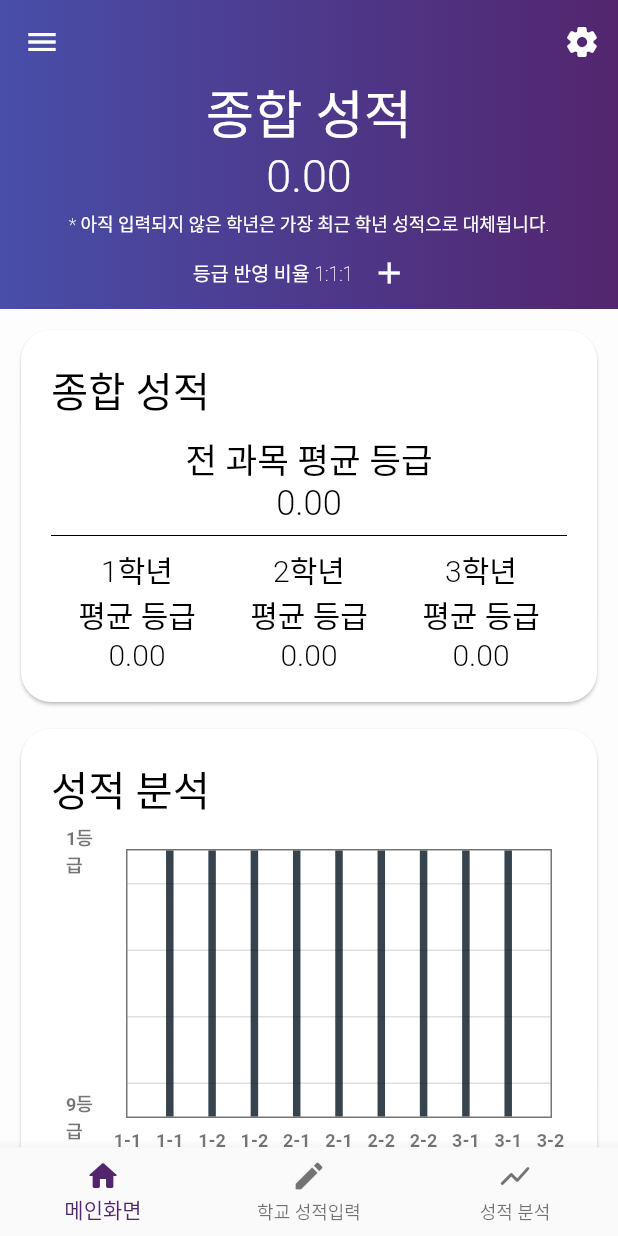
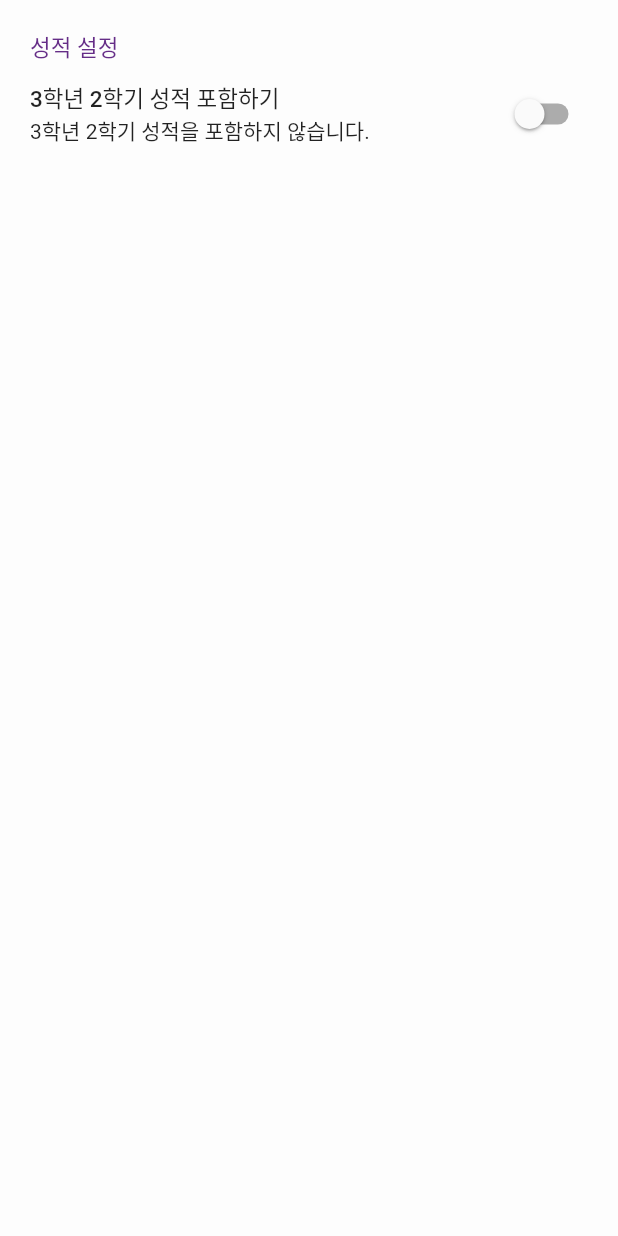
Before and after one commit to K1A2/schoolcalculator_flutter, a Flutter app: the screen it shows after launch, after a tap on the "settings" icon, on a phone screen of 412 x 824 dp. Run offline on Flutter 3.47's test engine with Material 2 defaults, Android fonts, the phone set to English and light mode, and no system bars; drawn by our look-alikes of fl_chart; our stand-ins replace carousel_slider, numberpicker, shared_preferences; missing offline and left inert: dart:ffi; Roboto replaces fonts that are missing (SCFream).

Commit message:
version1 finish

```diff
--- /dev/null
+++ b/lib/SettingPage.dart
@@ -0,0 +1,88 @@
+import 'package:flutter/material.dart';
+import 'package:shared_preferences/shared_preferences.dart';
+import 'dart:io' show Platform;
+
+class SettingPage extends StatefulWidget {
+  @override
+  State<StatefulWidget> createState() {
+    return _SettingPage();
+  }
+}
+
+class _SettingPage extends State<SettingPage> {
+  final String _switchSave = "switch";
+  var _isShow = false;
+
+  Future<bool> getSwitchBool() async {
+    SharedPreferences _prefs = await SharedPreferences.getInstance();
+    return _prefs.getBool(_switchSave) ?? false;
+  }
+
+  @override
+  void initState() {
+    super.initState();
+    getSwitchBool().then((value) {
+      setState(() {
+        _isShow = value;
+      });
+    });
+  }
+
+  @override
+  Widget build(BuildContext context) {
+    return Scaffold(
+      appBar: Platform.isIOS ? AppBar(title: Text('두 번째')) : null,
+      body: SafeArea(
+        child: ListView(
+          children: <Widget>[
+            Padding(
+              padding: EdgeInsets.only(top: 20, left: 20, right: 20),
+              child: Column(
+                mainAxisAlignment: MainAxisAlignment.start,
+                crossAxisAlignment: CrossAxisAlignment.start,
+                children: <Widget>[
+                  Text(
+                    "성적 설정",
+                    style: TextStyle(
+                      color: Color(0xFF652D87),
+                      fontSize: 15,
+                      fontWeight: FontWeight.w500
+                    ),
+                  ),
+                  Padding(
+                    padding: EdgeInsets.only(left: 0, top: 10, right: 0),
+                    child: Row(
+                      children: <Widget>[
+                        Expanded(
+                          flex: 1,
+                          child: Column(
+                            crossAxisAlignment: CrossAxisAlignment.start,
+                            children: <Widget>[
+                              Text("3학년 2학기 성적 포함하기", style: TextStyle(fontWeight: FontWeight.w500, fontSize: 15),),
+                              Text(_isShow ? "3학년 2학기 성적을 포함합니다." : "3학년 2학기 성적을 포함하지 않습니다."),
+                            ],
+                          ),
+                        ),
+                        Switch(
+                          value: _isShow,
+                          activeColor: Color(0xFF652D87),
+                          onChanged: (v) async {
+                            setState(() {
+                              _isShow = v;
+                            });
+                            SharedPreferences _prefs = await SharedPreferences.getInstance();
+                            _prefs.setBool(_switchSave, _isShow);
+                          },
+                        )
+                      ],
+                    )
+                  ),
+                ],
+              ),
+            ),
+          ],
+        )
+      )
+    );
+  }
+}
--- a/lib/sub/MainPage.dart
+++ b/lib/sub/MainPage.dart
@@ -3,9 +3,11 @@ import 'package:flutter/rendering.dart';
 import 'package:numberpicker/numberpicker.dart';
 import '../data/DecodeScoreJson.dart';
 import '../data/SchoolScoreCalculator.dart';
+import '../SettingPage.dart';
 import 'package:fl_chart/fl_chart.dart';
 import 'package:shared_preferences/shared_preferences.dart';
 import 'package:carousel_slider/carousel_slider.dart';
+import '../widget/SnackManager.dart';
 
 class MainStafulPage extends StatefulWidget {
   @override
@@ -45,7 +47,9 @@ class _MainStafulPage extends State<MainStafulPage> with AutomaticKeepAliveClien
 
   getAllGradeCal() {
     _scoreJson.getAllScoreDataSemester().then((value) {
+      _gradeSemester = [];
       getSwitchBool().then((value2) {
+        if (mounted) {
           setState(() {
             _allGrade = _calculator.getAllGrade([...value], _ratio, value2);
             final _d = _calculator.getNGrade([...value], value2);
@@ -70,6 +74,7 @@ class _MainStafulPage extends State<MainStafulPage> with AutomaticKeepAliveClien
             }
             _gradeSemesterNum = [[_l[0], _l[1]], [_l[2], _l[3]], [_l[4], _l[5]]];
           });
+        }
       });
     });
   }
@@ -88,6 +93,13 @@ class _MainStafulPage extends State<MainStafulPage> with AutomaticKeepAliveClien
   }
 
   @override
+  void didUpdateWidget(covariant MainStafulPage oldWidget) {
+    super.didUpdateWidget(oldWidget);
+    getAllGradeCal();
+  }
+
+
+  @override
   Widget build(BuildContext context) {
     Size _size = MediaQuery.of(context).size;
     double _cardTitleSize = 27.0;
@@ -103,14 +115,14 @@ class _MainStafulPage extends State<MainStafulPage> with AutomaticKeepAliveClien
             leading: IconButton(
                 icon: Icon(Icons.menu_outlined),
                 onPressed: () {
-
+                  SnackBarManager.showSnackBar(context, "이 기능은 추후 업데이트 될 예정입니다.", "확인", Duration(seconds: 2), Colors.blue);
                 }
             ),
             actions: <Widget>[
               IconButton(
                   icon: Icon(Icons.settings_rounded),
                   onPressed: () {
-
+                    Navigator.push(context, MaterialPageRoute(builder: (context2) => SettingPage()));
                   }
               )
             ],
@@ -532,7 +544,7 @@ class _MainStafulPage extends State<MainStafulPage> with AutomaticKeepAliveClien
                                       ),
                                       lineBarsData: [LineChartBarData(
                                         isCurved: true,
-                                        barWidth: 5,
+                                        barWidth: 3,
                                         isStrokeCapRound: true,
                                         spots: _gradeSemester,
                                         dotData: FlDotData(
@@ -557,11 +569,13 @@ class _MainStafulPage extends State<MainStafulPage> with AutomaticKeepAliveClien
                                                 (10 - touchedSpot.y).toStringAsFixed(2),
                                                 TextStyle(
                                                   color: touchedSpot.bar.colors[0],
-                                                  fontWeight: FontWeight.bold),
+                                                  fontWeight: FontWeight.bold,
+                                                    fontSize: 18
+                                                ),
                                             );
                                           }).toList();
                                         },
-                                        tooltipBgColor: Colors.black.withOpacity(0.05)
+                                        // tooltipBgColor: Colors.black.withOpacity(0.05)
                                       )
                                     )
                                   ),
@@ -581,7 +595,7 @@ class _MainStafulPage extends State<MainStafulPage> with AutomaticKeepAliveClien
                   padding: EdgeInsets.zero,
                   child: CarouselSlider(
                     options: CarouselOptions(
-                      height: 170.0,
+                      height: 130.0,
                       autoPlay: true,
                       viewportFraction: 0.9,
                       autoPlayInterval: Duration(seconds: 3),
--- a/lib/sub/SchoolScoreInputPage.dart
+++ b/lib/sub/SchoolScoreInputPage.dart
@@ -54,9 +54,7 @@ class _SchoolScoreInputPage extends State<SchoolScoreInputPage> with AutomaticKe
     return _prefs.getBool(_switchSave) ?? false;
   }
 
-  @override
-  void initState() {
-    super.initState();
+  initDatas() {
     final _semester = ["11", "12", "21", "22", "31", "32"];
     _json_data.getAllScoreDataSemester().then((value) {
       for (int i = 0;i < value.length;i++) {
@@ -79,6 +77,12 @@ class _SchoolScoreInputPage extends State<SchoolScoreInputPage> with AutomaticKe
         _switch = value;
       });
     });
+  }
+
+  @override
+  void initState() {
+    super.initState();
+    initDatas();
   }
 
   @override
--- a/lib/sub/ScoreAnalyzePage.dart
+++ b/lib/sub/ScoreAnalyzePage.dart
@@ -52,6 +52,8 @@ class _ScoreAnalyzePage extends State<ScoreAnalyzePage> with AutomaticKeepAliveC
   }
 
   getAllGradeCal() {
+    _gradeSemester = [];
+    _typeScores = [[], [], [], [], [], []];
     _scoreJson.getAnalyzData().then((value) {
       final _scores = value;
       setState(() {
@@ -91,6 +93,12 @@ class _ScoreAnalyzePage extends State<ScoreAnalyzePage> with AutomaticKeepAliveC
     _calculator = SchoolScoreCalculator();
     getAllGradeCal();
   }
+
+  // @override
+  // void didUpdateWidget(covariant ScoreAnalyzePage oldWidget) {
+  //   super.didUpdateWidget(oldWidget);
+  //   getAllGradeCal();
+  // }
 
   @override
   Widget build(BuildContext context) {
@@ -207,7 +215,7 @@ class _ScoreAnalyzePage extends State<ScoreAnalyzePage> with AutomaticKeepAliveC
                                   ),
                                   lineBarsData: [LineChartBarData(
                                     isCurved: true,
-                                    barWidth: 5,
+                                    barWidth: 3,
                                     isStrokeCapRound: true,
                                     spots: _gradeSemester,
                                     dotData: FlDotData(
@@ -231,12 +239,14 @@ class _ScoreAnalyzePage extends State<ScoreAnalyzePage> with AutomaticKeepAliveC
                                               return LineTooltipItem(
                                                 (10 - touchedSpot.y).toStringAsFixed(2),
                                                 TextStyle(
-                                                    color: touchedSpot.bar.colors[0],
-                                                    fontWeight: FontWeight.bold),
+                                                  color: touchedSpot.bar.colors[0],
+                                                  fontWeight: FontWeight.bold,
+                                                  fontSize: 18
+                                                ),
                                               );
                                             }).toList();
                                           },
-                                          tooltipBgColor: Colors.black.withOpacity(0.05)
+                                          // tooltipBgColor: Colors.black.withOpacity(0.05)
                                       )
                                   )
                               ),
@@ -367,7 +377,9 @@ class _ScoreAnalyzePage extends State<ScoreAnalyzePage> with AutomaticKeepAliveC
                                           _type[rodIndex] + "\n" + (10 - rod.y).toStringAsFixed(2),
                                           TextStyle(
                                               color: rod.colors[0],
-                                              fontWeight: FontWeight.bold),
+                                              fontWeight: FontWeight.bold,
+                                              fontSize: 18
+                                          ),
                                         );
                                       },
                                       // tooltipBgColor: Colors.black.withOpacity(0.05)
```
Lines whose indentation alone changed are shown as unchanged.
